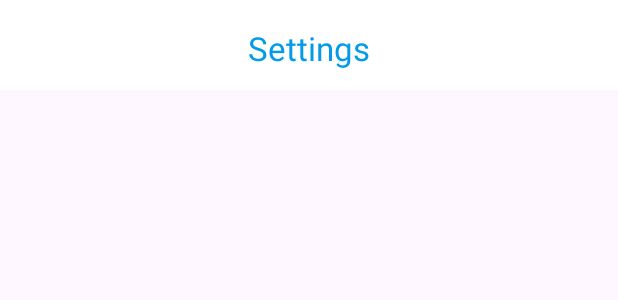
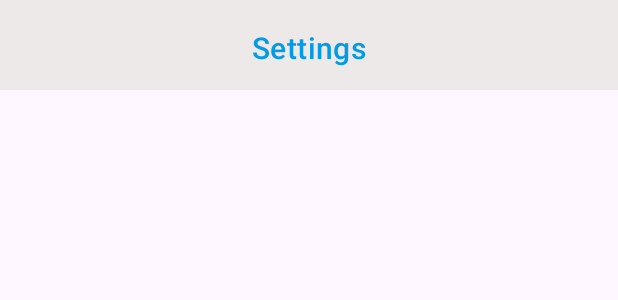
Before and after one commit to ynemreuslu/MovieScope, an Android app: the layout fragment_settings.xml on its own in the app's theme, with its tools: preview values and no code run, on a phone screen of 412 x 824 dp. Shown: the top 300 px of the screen. Run offline under Robolectric (Android 15) with nearby library versions, the light colour scheme and no system bars.

Commit message:
MovieScope

```diff
--- a/app/src/main/res/layout/activity_movie_details.xml
+++ b/app/src/main/res/layout/activity_movie_details.xml
@@ -140,8 +140,8 @@
             android:id="@+id/favoritesButton"
             android:layout_width="26dp"
             android:layout_height="44dp"
+            style="@style/ımageButton"
             android:layout_marginEnd="16dp"
-            android:backgroundTint="#FFFFFF"
             app:layout_constraintBottom_toTopOf="@+id/movieDetailsPoster"
             app:layout_constraintEnd_toEndOf="parent"
             app:layout_constraintTop_toBottomOf="@+id/appBarLayout"
--- a/app/src/main/res/layout/fragment_fav.xml
+++ b/app/src/main/res/layout/fragment_fav.xml
@@ -3,6 +3,7 @@
     xmlns:app="http://schemas.android.com/apk/res-auto"
     xmlns:tools="http://schemas.android.com/tools"
     android:layout_width="match_parent"
+    android:background="@color/white"
     android:layout_height="match_parent"
     tools:context=".screens.navigationBar.favList.FavFragment">
 
--- a/app/src/main/res/layout/fragment_settings.xml
+++ b/app/src/main/res/layout/fragment_settings.xml
@@ -10,6 +10,7 @@
     <com.google.android.material.appbar.AppBarLayout
         android:layout_width="match_parent"
         android:layout_height="60dp"
+        style="@style/AppTheme.AppBar"
         app:layout_constraintEnd_toEndOf="parent"
         app:layout_constraintStart_toStartOf="parent"
         app:layout_constraintTop_toTopOf="parent">
@@ -17,7 +18,7 @@
         <com.google.android.material.appbar.MaterialToolbar
             android:layout_width="match_parent"
             android:layout_height="?attr/actionBarSize"
-            android:background="@color/white"
+            style="@style/DarkMaterialToolbar"
             android:elevation="8dp"
             app:layout_scrollFlags="scroll|enterAlways"
             app:title="@string/setting"
--- a/app/src/main/res/values-night/themes.xml
+++ b/app/src/main/res/values-night/themes.xml
@@ -20,5 +20,16 @@
     <item name="android:background">#F4F6F6</item>
     <item name="android:backgroundTint">#FEFEFE</item>
 
-</style>
+
+    </style>
+
+    <style name="DarkMaterialToolbar" parent="Widget.MaterialComponents.Toolbar.Primary">
+        <item name="android:background">@color/md_theme_light_onSurface</item>
+        <item name="android:titleTextColor">@color/blue</item>
+
+    </style>
+
+    <style name="ımageButton" parent="Widget.AppCompat.ImageButton">
+        <item name="android:background">@color/md_theme_light_onSurface</item>
+    </style>
 </resources>
--- a/app/src/main/res/values/themes.xml
+++ b/app/src/main/res/values/themes.xml
@@ -42,5 +42,12 @@
 
     </style>
 
+    <style name="DarkMaterialToolbar" parent="Widget.MaterialComponents.Toolbar.Primary">
+        <item name="android:background">#EEE9E9</item>
+        <item name="android:titleTextColor">@color/blue</item>
+    </style>
 
+    <style name="ımageButton" parent="Widget.AppCompat.ImageButton">
+        <item name="android:background">@color/white</item>
+    </style>
 </resources>
--- a/app/src/main/res/xml/preferences.xml
+++ b/app/src/main/res/xml/preferences.xml
@@ -4,7 +4,8 @@
     app:fragment="com.example.SettingsFragment"
     app:layout="@layout/fragment_settings">
 
-    <PreferenceCategory app:layout="@layout/fragment_settings" />
+    <PreferenceCategory
+        app:layout="@layout/fragment_settings" />
 
     <PreferenceCategory android:title="@string/theme">
 
--- a/build.gradle
+++ b/build.gradle
@@ -4,8 +4,8 @@ buildscript {
     }
 }// Top-level build file where you can add configuration options common to all sub-projects/modules.
 plugins {
-    id 'com.android.application' version '8.1.3' apply false
-    id 'com.android.library' version '8.1.3' apply false
+    id 'com.android.application' version '8.0.2' apply false
+    id 'com.android.library' version '8.0.2' apply false
     id 'org.jetbrains.kotlin.android' version '1.8.20' apply false
 
 }
```
